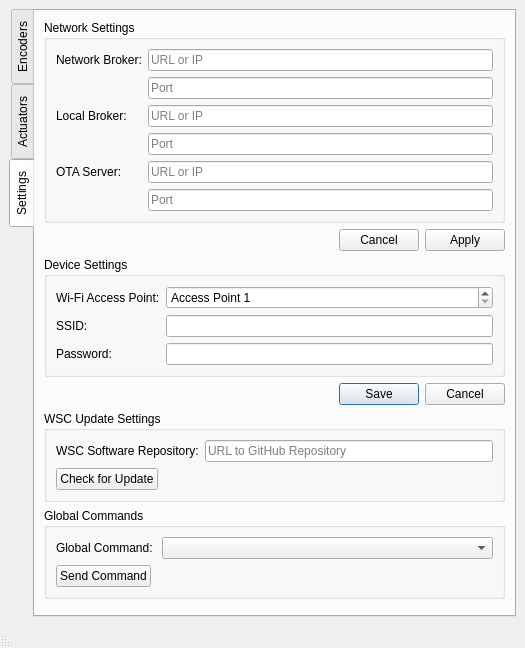
Old version of the form qt/mainwindow.ui in the repository ericyangs/ideasX-workstation-client-v3.
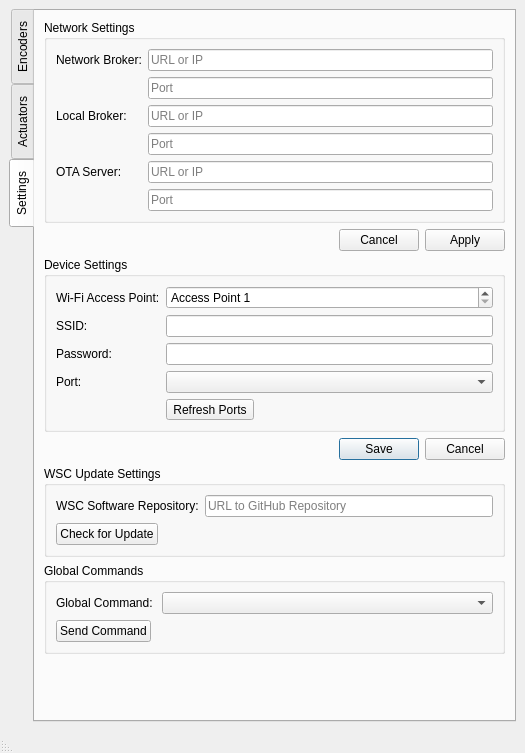
New version of the form. The open tabs and pages were chosen to show the change.

```diff
--- a/qt/mainwindow.ui
+++ b/qt/mainwindow.ui
@@ -7,7 +7,7 @@
     <x>0</x>
     <y>0</y>
     <width>525</width>
-    <height>648</height>
+    <height>753</height>
    </rect>
   </property>
   <property name="sizePolicy">
@@ -332,7 +332,7 @@
           </property>
          </widget>
         </item>
-        <item alignment="Qt::AlignTop">
+        <item>
          <widget class="QGroupBox" name="groupDeviceSettings">
           <property name="title">
            <string>Device Settings</string>
@@ -379,7 +379,31 @@
             </widget>
            </item>
            <item row="3" column="1">
-            <widget class="QLineEdit" name="wifiPassword"/>
+            <widget class="QLineEdit" name="wifiPassword">
+             <property name="clearButtonEnabled">
+              <bool>true</bool>
+             </property>
+            </widget>
+           </item>
+           <item row="5" column="0">
+            <widget class="QLabel" name="labelPort">
+             <property name="text">
+              <string>Port:</string>
+             </property>
+            </widget>
+           </item>
+           <item row="5" column="1">
+            <widget class="QComboBox" name="selectPort"/>
+           </item>
+           <item row="6" column="1">
+            <widget class="QToolButton" name="buttonRefreshPorts">
+             <property name="layoutDirection">
+              <enum>Qt::LeftToRight</enum>
+             </property>
+             <property name="text">
+              <string>Refresh Ports</string>
+             </property>
+            </widget>
            </item>
           </layout>
          </widget>
@@ -389,6 +413,9 @@
           <property name="standardButtons">
            <set>QDialogButtonBox::Cancel|QDialogButtonBox::Save</set>
           </property>
+          <property name="centerButtons">
+           <bool>false</bool>
+          </property>
          </widget>
         </item>
         <item>
```
Left out of the diff: 12 changed lines with no effect on the pictures.
